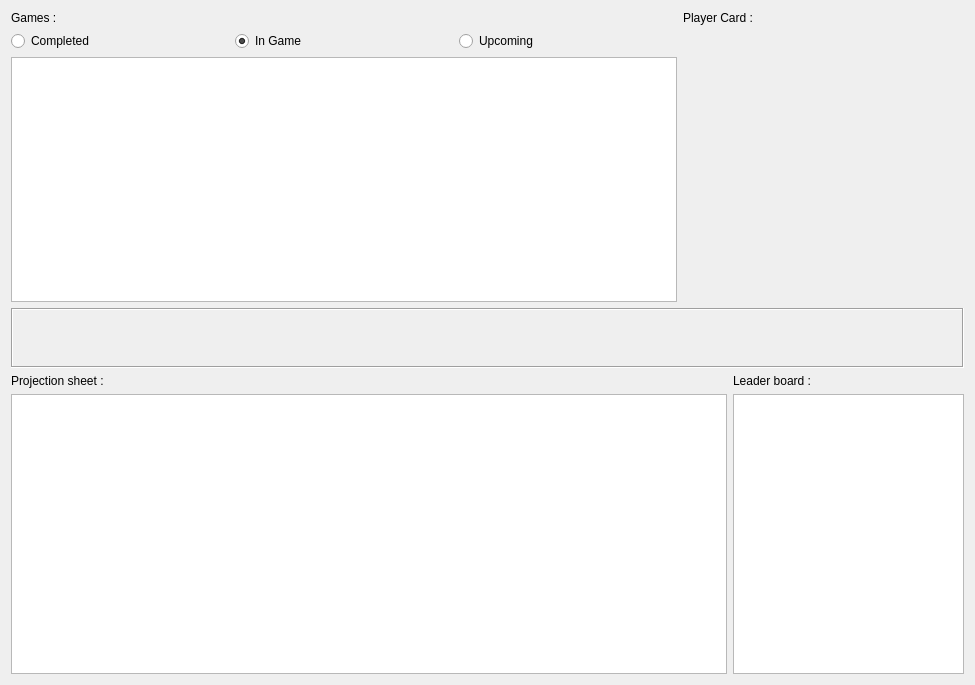
Qt form cute-fantasy/currentweekwidget.ui (protoblock/protoblock) before a commit.
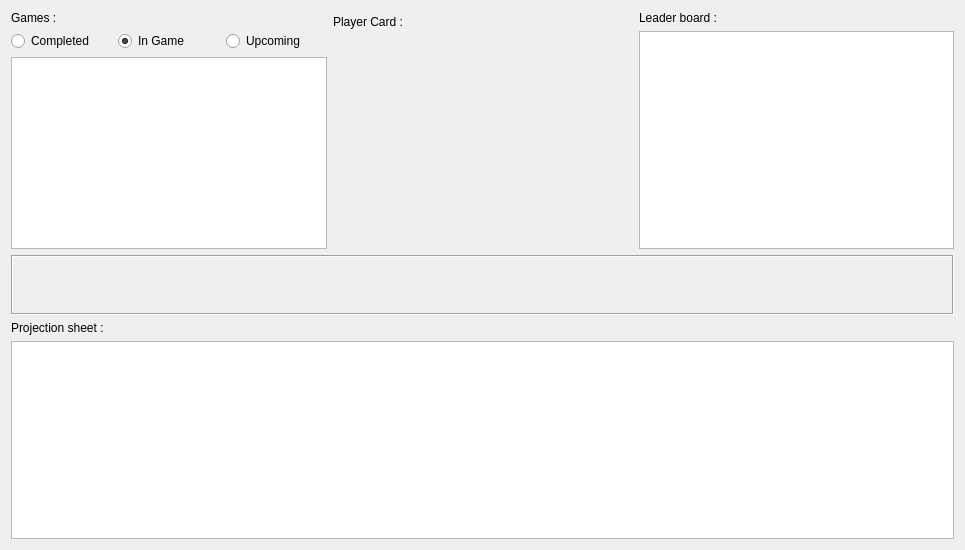
The same form after that commit. Custom widgets are drawn as their Qt base class.

Commit message: Big refactoring. Make multiple view models one single class. Any changes in protobuff structures or the gui presentation will cause lesser to rewrite. Few fixes in the generic tlist and tkeyvalue classes. Added initialization code for the 3 gui view mode (current, previous , upcoming)  week. } Added a data cache layer to the gui. Reduced many deep copies by referencing the same data when it is possible inside the gui thread.

What changed in the file:
```diff
--- a/cute-fantasy/currentweekwidget.ui
+++ b/cute-fantasy/currentweekwidget.ui
@@ -6,8 +6,8 @@
    <rect>
     <x>0</x>
     <y>0</y>
-    <width>975</width>
-    <height>685</height>
+    <width>965</width>
+    <height>550</height>
    </rect>
   </property>
   <property name="windowTitle">
@@ -74,7 +74,7 @@
      </item>
     </layout>
    </item>
-   <item row="0" column="1" colspan="2">
+   <item row="0" column="1">
     <layout class="QVBoxLayout" name="verticalLayout_2">
      <item>
       <widget class="QLabel" name="label_2">
@@ -84,27 +84,29 @@
       </widget>
      </item>
      <item>
-      <widget class="PlayerProjectionWidget" name="widget" native="true">
-       <property name="sizePolicy">
-        <sizepolicy hsizetype="Fixed" vsizetype="Fixed">
-         <horstretch>0</horstretch>
-         <verstretch>0</verstretch>
-        </sizepolicy>
-       </property>
+      <widget class="PlayerProjectionWidget" name="myPlayerWidget" native="true">
        <property name="minimumSize">
         <size>
-         <width>281</width>
-         <height>271</height>
+         <width>300</width>
+         <height>210</height>
         </size>
        </property>
-       <property name="maximumSize">
-        <size>
-         <width>281</width>
-         <height>271</height>
-        </size>
+      </widget>
+     </item>
+    </layout>
+   </item>
+   <item row="0" column="2">
+    <layout class="QVBoxLayout" name="verticalLayout_3">
+     <item>
+      <widget class="QLabel" name="label_4">
+       <property name="text">
+        <string>Leader board :</string>
        </property>
       </widget>
      </item>
+     <item>
+      <widget class="QTableView" name="myLeaderBaordTableView"/>
+     </item>
     </layout>
    </item>
    <item row="1" column="0" colspan="3">
@@ -129,32 +131,19 @@
      </property>
     </widget>
    </item>
-   <item row="2" column="0">
+   <item row="2" column="0" colspan="3">
+    <layout class="QVBoxLayout" name="verticalLayout_4">
+     <item>
     <widget class="QLabel" name="label_3">
      <property name="text">
       <string>Projection sheet :</string>
      </property>
     </widget>
    </item>
-   <item row="2" column="2">
-    <widget class="QLabel" name="label_4">
-     <property name="text">
-      <string>Leader board :</string>
-     </property>
-    </widget>
-   </item>
-   <item row="3" column="0" colspan="2">
+     <item>
     <widget class="QTableView" name="myProjectionTableView"/>
    </item>
-   <item row="3" column="2">
-    <widget class="QTableView" name="myLeaderBaordTableView">
-     <property name="maximumSize">
-      <size>
-       <width>231</width>
-       <height>16777215</height>
-      </size>
-     </property>
-    </widget>
+    </layout>
    </item>
   </layout>
  </widget>
```
Lines whose indentation alone changed are shown as unchanged. The commit also changes 33 other files.
